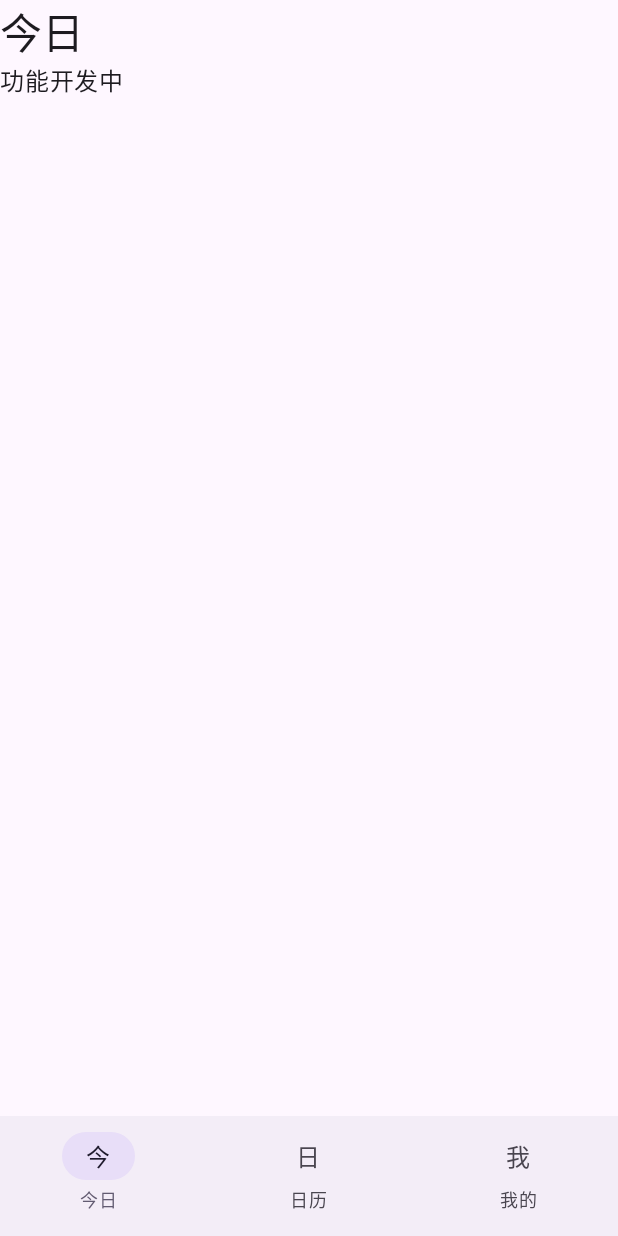
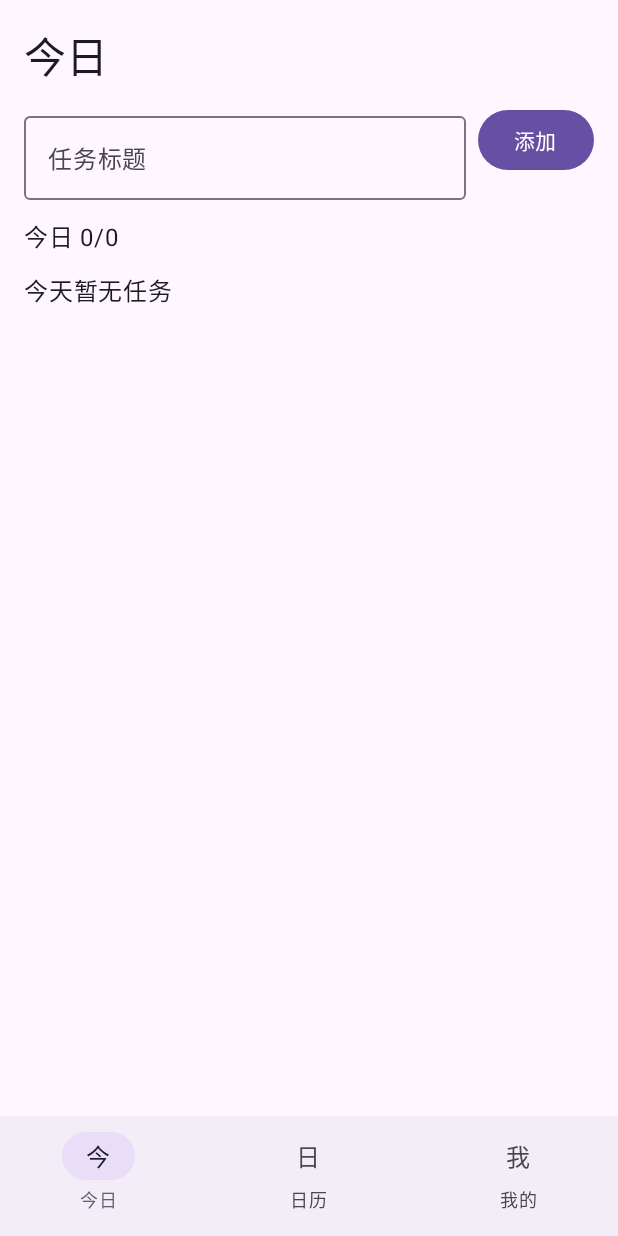
Before and after one commit to liuwenli02/LiteList, an Android app built with Jetpack Compose: the screen it shows after launch (MainActivity), on a phone screen of 412 x 824 dp. Run offline under Robolectric (Android 15) with nearby library versions, the phone set to English and light mode, and no system bars; our stand-ins replace Room's generated code.

Commit message:
feat(M06): expose create, complete, reopen and delete on Today screen (unverified)

```diff
--- a/app/src/main/java/com/liuwenli/litelist/MainActivity.kt
+++ b/app/src/main/java/com/liuwenli/litelist/MainActivity.kt
@@ -3,47 +3,120 @@ package com.liuwenli.litelist
 import android.os.Bundle
 import androidx.activity.ComponentActivity
 import androidx.activity.compose.setContent
+import androidx.compose.foundation.layout.Arrangement
 import androidx.compose.foundation.layout.Column
+import androidx.compose.foundation.layout.Row
 import androidx.compose.foundation.layout.fillMaxSize
+import androidx.compose.foundation.layout.fillMaxWidth
+import androidx.compose.foundation.layout.padding
+import androidx.compose.foundation.lazy.LazyColumn
+import androidx.compose.foundation.lazy.items
+import androidx.compose.material3.Button
+import androidx.compose.material3.Checkbox
 import androidx.compose.material3.MaterialTheme
 import androidx.compose.material3.NavigationBar
 import androidx.compose.material3.NavigationBarItem
+import androidx.compose.material3.OutlinedTextField
 import androidx.compose.material3.Scaffold
 import androidx.compose.material3.Text
 import androidx.compose.runtime.Composable
+import androidx.compose.runtime.collectAsState
 import androidx.compose.runtime.getValue
 import androidx.compose.runtime.mutableIntStateOf
+import androidx.compose.runtime.mutableStateOf
 import androidx.compose.runtime.remember
+import androidx.compose.runtime.rememberCoroutineScope
 import androidx.compose.runtime.setValue
 import androidx.compose.ui.Modifier
-import androidx.compose.foundation.layout.padding
+import androidx.compose.ui.unit.dp
+import androidx.room.Room
+import com.liuwenli.litelist.data.LiteListDatabase
+import com.liuwenli.litelist.data.TaskEntity
+import com.liuwenli.litelist.data.TaskRepository
+import java.time.Clock
+import java.time.LocalDate
+import kotlinx.coroutines.launch
 
 class MainActivity : ComponentActivity() {
+    private val repository by lazy {
+        TaskRepository(Room.databaseBuilder(applicationContext, LiteListDatabase::class.java, "litelist.db").build(), Clock.systemDefaultZone())
+    }
+
     override fun onCreate(savedInstanceState: Bundle?) {
         super.onCreate(savedInstanceState)
-        setContent { MaterialTheme { LiteListApp() } }
+        setContent { MaterialTheme { LiteListApp(repository) } }
     }
 }
 
 @Composable
-private fun LiteListApp() {
+private fun LiteListApp(repository: TaskRepository) {
     val tabs = listOf("今日", "日历", "我的")
     var selected by remember { mutableIntStateOf(0) }
+    var title by remember { mutableStateOf("") }
+    var error by remember { mutableStateOf<String?>(null) }
+    val tasks by remember(repository) { repository.observeTasks() }.collectAsState(initial = emptyList())
+    val scope = rememberCoroutineScope()
+    val today = LocalDate.now().toString()
+
     Scaffold(bottomBar = {
         NavigationBar {
-            tabs.forEachIndexed { index, title ->
+            tabs.forEachIndexed { index, name ->
                 NavigationBarItem(
                     selected = selected == index,
                     onClick = { selected = index },
-                    icon = { Text(title.take(1)) },
-                    label = { Text(title) },
+                    icon = { Text(name.take(1)) },
+                    label = { Text(name) },
                 )
             }
         }
     }) { padding ->
-        Column(modifier = Modifier.fillMaxSize().padding(padding)) {
+        Column(modifier = Modifier.fillMaxSize().padding(padding).padding(16.dp), verticalArrangement = Arrangement.spacedBy(12.dp)) {
             Text(tabs[selected], style = MaterialTheme.typography.headlineMedium)
-            Text("功能开发中")
+            when (selected) {
+                0 -> {
+                    Row(horizontalArrangement = Arrangement.spacedBy(8.dp)) {
+                        OutlinedTextField(title, { title = it }, label = { Text("任务标题") }, modifier = Modifier.weight(1f), singleLine = true)
+                        Button(onClick = {
+                            scope.launch {
+                                runCatching { repository.create(title, null, LocalDate.now(), null) }
+                                    .onSuccess { title = ""; error = null }
+                                    .onFailure { error = it.message ?: "创建失败" }
+                            }
+                        }) { Text("添加") }
+                    }
+                    error?.let { Text(it, color = MaterialTheme.colorScheme.error) }
+                    val current = tasks.filter { it.plannedDate == today }
+                    Text("今日 ${current.count { it.status == "COMPLETED" }}/${current.size}")
+                    if (current.isEmpty()) Text("今天暂无任务")
+                    TaskList(current, onToggle = { task ->
+                        scope.launch {
+                            runCatching {
+                                if (task.status == "PENDING") repository.complete(task.generationId, task.taskId, task.dataVersion)
+                                else repository.reopen(task.generationId, task.taskId, task.dataVersion)
+                            }.onFailure { error = it.message ?: "操作失败" }
+                        }
+                    }, onDelete = { task ->
+                        scope.launch {
+                            runCatching { repository.delete(task.generationId, task.taskId, task.dataVersion) }
+                                .onFailure { error = it.message ?: "删除失败" }
+                        }
+                    })
+                }
+                else -> Text("功能开发中")
+            }
         }
     }
 }
+
+@Composable
+private fun TaskList(tasks: List<TaskEntity>, onToggle: (TaskEntity) -> Unit, onDelete: (TaskEntity) -> Unit) {
+    LazyColumn {
+        items(tasks, key = { it.taskId }) { task ->
+            Row(modifier = Modifier.fillMaxWidth(), horizontalArrangement = Arrangement.spacedBy(8.dp)) {
+                Checkbox(checked = task.status == "COMPLETED", onCheckedChange = { onToggle(task) })
+                Text(task.title, modifier = Modifier.weight(1f).padding(top = 12.dp))
+                Button(onClick = { onDelete(task) }) { Text("删除") }
+            }
+        }
+    }
+}
```
